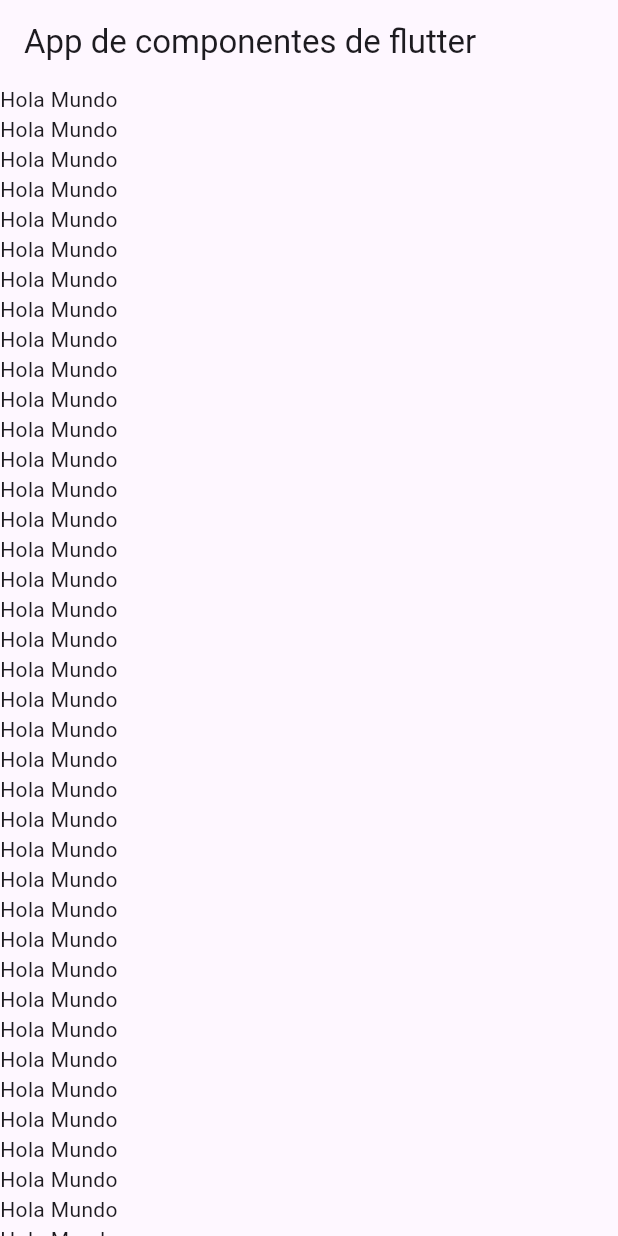
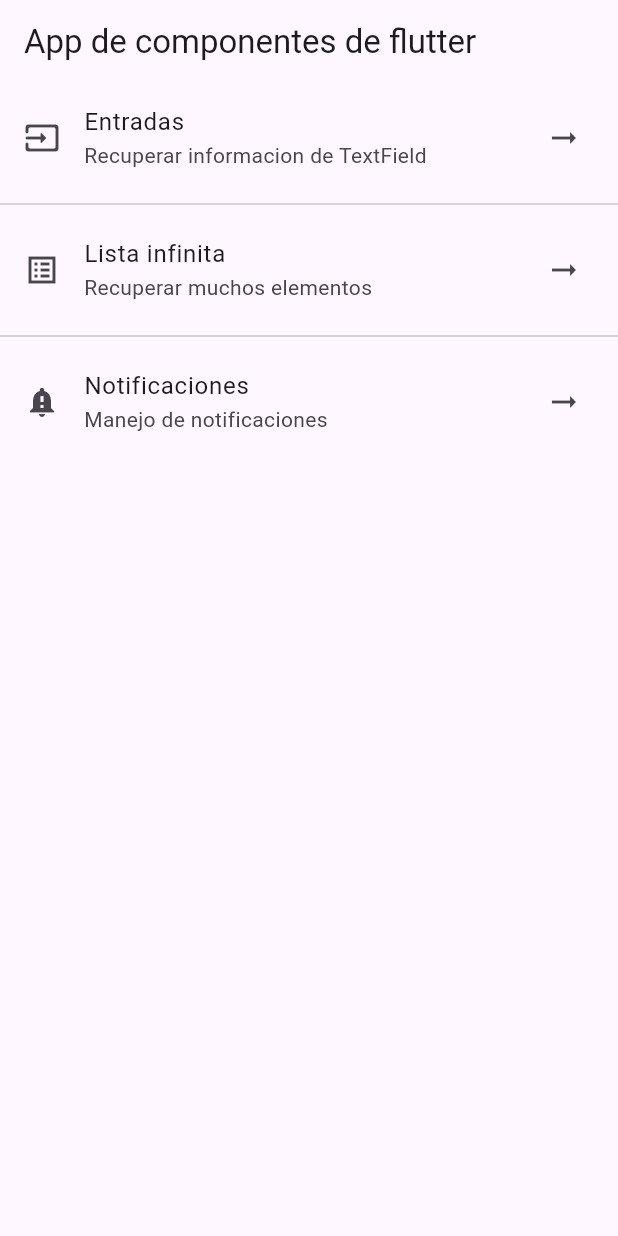
Before and after one commit to MiguelAngel0401/componenetes_flutter5a, a Flutter app: the screen it shows after launch, on a phone screen of 412 x 824 dp. Run offline on Flutter 3.47's test engine with Material 3 defaults, Android fonts, the phone set to English and light mode, and no system bars.

Commit message:
Inserting ListTile in the ListView

```diff
--- a/lib/home_screen.dart
+++ b/lib/home_screen.dart
@@ -10,113 +10,27 @@
         title: const Text('App de componentes de flutter'),
       ),
       body: ListView(
-        children: const [
-          Text('Hola Mundo'),
-          Text('Hola Mundo'),
-          Text('Hola Mundo'),
-          Text('Hola Mundo'),
-          Text('Hola Mundo'),
-          Text('Hola Mundo'),
-          Text('Hola Mundo'),
-          Text('Hola Mundo'),
-          Text('Hola Mundo'),
-          Text('Hola Mundo'),
-          Text('Hola Mundo'),
-          Text('Hola Mundo'),
-          Text('Hola Mundo'),
-          Text('Hola Mundo'),
-          Text('Hola Mundo'),
-          Text('Hola Mundo'),
-          Text('Hola Mundo'),
-          Text('Hola Mundo'),
-          Text('Hola Mundo'),
-          Text('Hola Mundo'),
-          Text('Hola Mundo'),
-          Text('Hola Mundo'),
-          Text('Hola Mundo'),
-          Text('Hola Mundo'),
-          Text('Hola Mundo'),
-          Text('Hola Mundo'),
-          Text('Hola Mundo'),
-          Text('Hola Mundo'),
-          Text('Hola Mundo'),
-          Text('Hola Mundo'),
-          Text('Hola Mundo'),
-          Text('Hola Mundo'),
-          Text('Hola Mundo'),
-          Text('Hola Mundo'),
-          Text('Hola Mundo'),
-          Text('Hola Mundo'),
-          Text('Hola Mundo'),
-          Text('Hola Mundo'),
-          Text('Hola Mundo'),
-          Text('Hola Mundo'),
-          Text('Hola Mundo'),
-          Text('Hola Mundo'),
-          Text('Hola Mundo'),
-          Text('Hola Mundo'),
-          Text('Hola Mundo'),
-          Text('Hola Mundo'),
-          Text('Hola Mundo'),
-          Text('Hola Mundo'),
-          Text('Hola Mundo'),
-          Text('Hola Mundo'),
-          Text('Hola Mundo'),
-          Text('Hola Mundo'),
-          Text('Hola Mundo'),
-          Text('Hola Mundo'),
-          Text('Hola Mundo'),
-          Text('Hola Mundo'),
-          Text('Hola Mundo'),
-          Text('Hola Mundo'),
-          Text('Hola Mundo'),
-          Text('Hola Mundo'),
-          Text('Hola Mundo'),
-          Text('Hola Mundo'),
-          Text('Hola Mundo'),
-          Text('Hola Mundo'),
-          Text('Hola Mundo'),
-          Text('Hola Mundo'),
-          Text('Hola Mundo'),
-          Text('Hola Mundo'),
-          Text('Hola Mundo'),
-          Text('Hola Mundo'),
-          Text('Hola Mundo'),
-          Text('Hola Mundo'),
-          Text('Hola Mundo'),
-          Text('Hola Mundo'),
-          Text('Hola Mundo'),
-          Text('Hola Mundo'),
-          Text('Hola Mundo'),
-          Text('Hola Mundo'),
-          Text('Hola Mundo'),
-          Text('Hola Mundo'),
-          Text('Hola Mundo'),
-          Text('Hola Mundo'),
-          Text('Hola Mundo'),
-          Text('Hola Mundo'),
-          Text('Hola Mundo'),
-          Text('Hola Mundo'),
-          Text('Hola Mundo'),
-          Text('Hola Mundo'),
-          Text('Hola Mundo'),
-          Text('Hola Mundo'),
-          Text('Hola Mundo'),
-          Text('Hola Mundo'),
-          Text('Hola Mundo'),
-          Text('Hola Mundo'),
-          Text('Hola Mundo'),
-          Text('Hola Mundo'),
-          Text('Hola Mundo'),
-          Text('Hola Mundo'),
-          Text('Hola Mundo'),
-          Text('Hola Mundo'),
-          Text('Hola Mundo'),
-          Text('Hola Mundo'),
-          Text('Hola Mundo'),
-          Text('Hola Mundo'),
-          Text('Hola Mundo'),
-          Text('Hola Mundo'),
+        children: const <Widget>[
+          ListTile(
+            title: Text('Entradas'),
+            subtitle: Text('Recuperar informacion de TextField'),
+            leading: Icon(Icons.input_rounded),
+            trailing: Icon(Icons.arrow_right_alt_outlined),
+          ),
+          Divider(),
+          ListTile(
+            title: Text('Lista infinita'),
+            subtitle: Text('Recuperar muchos elementos'),
+            leading: Icon(Icons.list_alt_sharp),
+            trailing: Icon(Icons.arrow_right_alt_outlined),
+          ),
+          Divider(),
+          ListTile(
+            title: Text('Notificaciones'),
+            subtitle: Text('Manejo de notificaciones'),
+            leading: Icon(Icons.notification_important),
+            trailing: Icon(Icons.arrow_right_alt_outlined),
+          ),
         ],
       ),
     );
```
